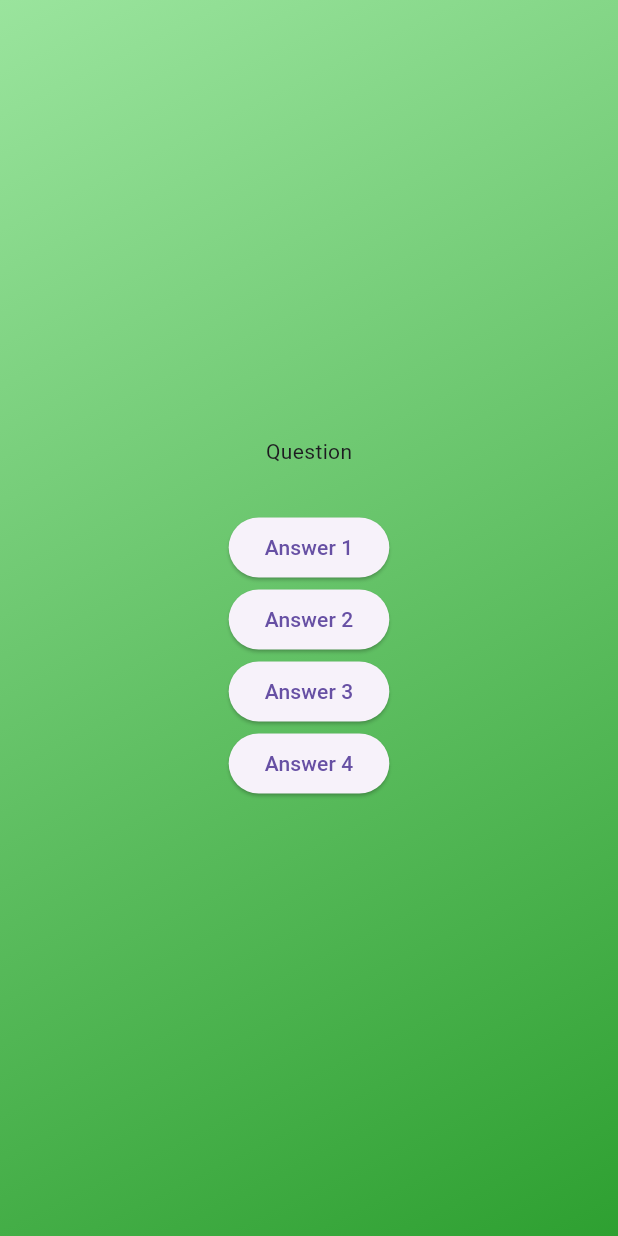
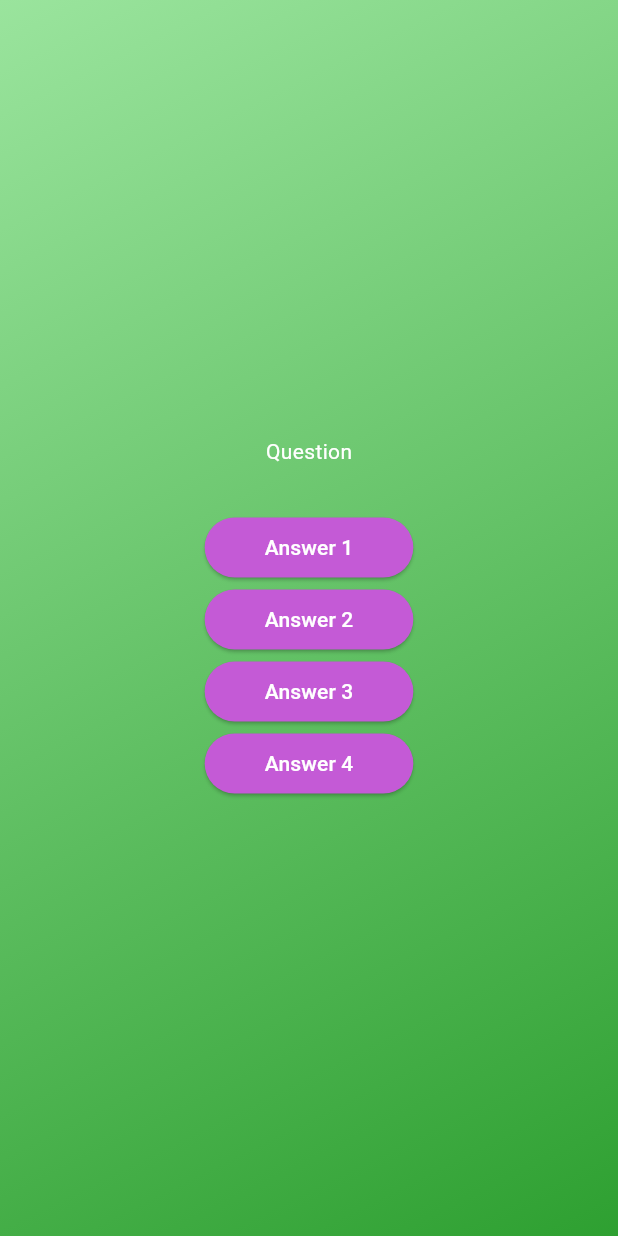
Before and after one commit to curtis-clement/flutter_quiz_app, a Flutter app: the screen it shows after launch, after a tap on "Start Quiz", on a phone screen of 412 x 824 dp. Run offline on Flutter 3.47's test engine with Material 3 defaults, Android fonts, the phone set to English and light mode, and no system bars.

Commit message:
add answer button component

```diff
--- /dev/null
+++ b/lib/answer_button.dart
@@ -0,0 +1,24 @@
+import 'package:flutter/material.dart';
+
+class AnswerButton extends StatelessWidget {
+  const AnswerButton({ super.key, required this.answerText, required this.onPressed });
+
+  final String answerText;
+  final void Function() onPressed;
+
+  @override
+  Widget build(BuildContext context) {
+    return ElevatedButton(
+      onPressed: onPressed,
+      style: ElevatedButton.styleFrom(
+        foregroundColor: Colors.white,
+        backgroundColor: const Color.fromARGB(255, 196, 90, 214),
+        shape: RoundedRectangleBorder(
+          borderRadius: BorderRadius.circular(30),
+        ),
+        padding: const EdgeInsets.symmetric(horizontal: 40, vertical: 10),
+      ),
+      child: Text(answerText),
+    );
+  }
+}
--- a/lib/question_screen.dart
+++ b/lib/question_screen.dart
@@ -1,4 +1,5 @@
 import 'package:flutter/material.dart';
+import 'package:quiz_app/answer_button.dart';
 
 class QuestionScreen extends StatefulWidget {
   const QuestionScreen({super.key});
@@ -17,23 +18,26 @@ class _QuestionScreenState extends State<QuestionScreen> {
       child: Column(
         mainAxisAlignment: MainAxisAlignment.center,
         children: [
-          const Text('Question'),
+          const Text('Question',
+              style: TextStyle(
+                color: Colors.white,
+              )),
           const SizedBox(height: 30),
-          ElevatedButton(
+          AnswerButton(
+            answerText: 'Answer 1',
             onPressed: () {},
-            child: const Text('Answer 1'),
           ),
-          ElevatedButton(
+          AnswerButton(
+            answerText: 'Answer 2',
             onPressed: () {},
-            child: const Text('Answer 2'),
           ),
-          ElevatedButton(
+          AnswerButton(
+            answerText: 'Answer 3',
             onPressed: () {},
-            child: const Text('Answer 3'),
           ),
-          ElevatedButton(
+          AnswerButton(
+            answerText: 'Answer 4',
             onPressed: () {},
-            child: const Text('Answer 4'),
           ),
         ],
       ),
```
